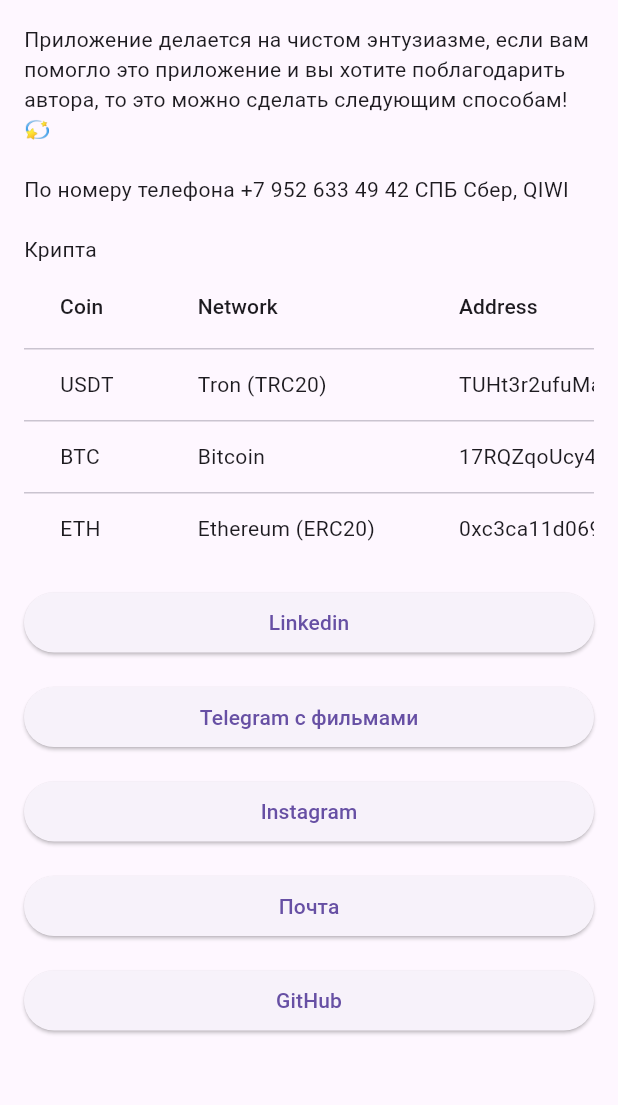
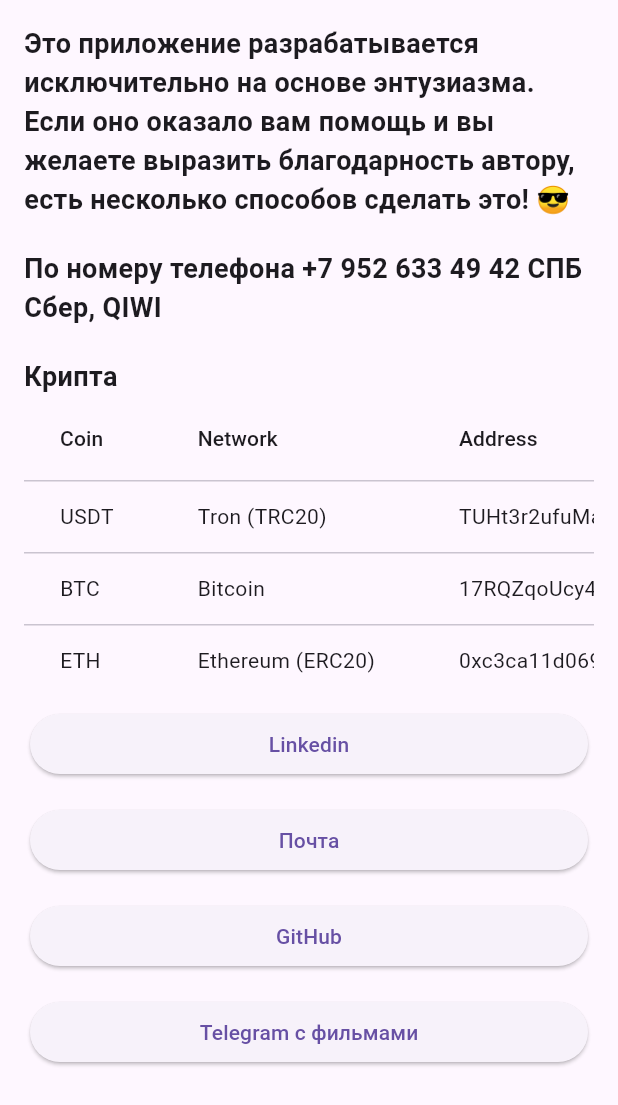
Before and after one commit to ialakey/srbguide, a Flutter app: the AuthorScreen screen opened directly, on a phone screen of 412 x 824 dp. Shown: the top 1105 px of the screen. Run offline on Flutter 3.47's test engine with Material 3 defaults, Android fonts, the phone set to English and light mode, and no system bars; our stand-ins replace open_file, quickalert, share, shared_preferences, webview_flutter; missing offline and left inert: add_2_calendar, docx_template; accounts and stored records are empty.

Commit message:
add map, fix screens

```diff
--- a/lib/screens/author.dart
+++ b/lib/screens/author.dart
@@ -22,6 +22,30 @@ class AuthorScreen extends StatelessWidget {
     },
   ];
 
+  final Map<String, String> links = {
+    'Linkedin': 'https://www.linkedin.com/in/ilya-alakov-14b979266',
+    'Почта': 'mailto:prosoulk2017@gmail.com',
+    'GitHub': 'https://github.com/ialakey/srbguide',
+    'Telegram с фильмами': 'https://t.me/kino_narezo4ka',
+  };
+
+  List<Widget> generateButtons(Map<String, String> links) {
+    return links.entries.map((entry) {
+      return Padding(
+        padding: EdgeInsets.symmetric(vertical: 8.0, horizontal: 4.0),
+        child: ElevatedButton(
+          onPressed: () {
+            UrlLauncherHelper.launchURL(entry.value);
+          },
+          child: SizedBox(
+            width: 150,
+            child: Center(child: Text(entry.key)),
+          ),
+        ),
+      );
+    }).toList();
+  }
+
   @override
   Widget build(BuildContext context) {
     return Scaffold(
@@ -32,7 +56,13 @@ class AuthorScreen extends StatelessWidget {
             crossAxisAlignment: CrossAxisAlignment.stretch,
             mainAxisAlignment: MainAxisAlignment.center,
             children: [
-              Text("Приложение делается на чистом энтузиазме, если вам помогло это приложение и вы хотите поблагодарить автора, то это можно сделать следующим способам! 💫"),
+              Text(
+                "Это приложение разрабатывается исключительно на основе энтузиазма. Если оно оказало вам помощь и вы желаете выразить благодарность автору, есть несколько способов сделать это! 😎",
+                style: TextStyle(
+                  fontSize: 18.0,
+                  fontWeight: FontWeight.bold,
+                ),
+              ),
               SizedBox(height: 20),
               GestureDetector(
                 onTap: () {
@@ -43,12 +73,21 @@ class AuthorScreen extends StatelessWidget {
                     ),
                   );
                 },
-                child: Text(
+                child:
+                Text(
                   'По номеру телефона +7 952 633 49 42 СПБ Сбер, QIWI',
+                  style: TextStyle(
+                    fontSize: 18.0,
+                    fontWeight: FontWeight.bold,
+                  ),
                 ),
               ),
               SizedBox(height: 20),
-              Text('Крипта'),
+              Text('Крипта',
+                style: TextStyle(
+                  fontSize: 18.0,
+                  fontWeight: FontWeight.bold,
+                ),),
               SingleChildScrollView(
                 scrollDirection: Axis.horizontal,
                 child: DataTable(
@@ -73,46 +112,11 @@ class AuthorScreen extends StatelessWidget {
                   }).toList(),
                 ),
               ),
-              SizedBox(height: 15),
-              ElevatedButton(
-                onPressed: () {
-                  UrlLauncherHelper.launchURL('https://www.linkedin.com/in/ilya-alakov-14b979266');
-                },
-                child: Text('Linkedin'),
-              ),
-              SizedBox(height: 15),
-              ElevatedButton(
-                onPressed: () {
-                  UrlLauncherHelper.launchURL('https://t.me/kino_narezo4ka');
-                },
-                child: Text('Telegram с фильмами'),
-              ),
-              SizedBox(height: 15),
-              ElevatedButton(
-                onPressed: () {
-                  UrlLauncherHelper.launchURL('https://www.instagram.com/unnamed_junior');
-                },
-                child: Text('Instagram'),
-              ),
-              SizedBox(height: 15),
-              ElevatedButton(
-                onPressed: () {
-                  UrlLauncherHelper.launchURL('mailto:prosoulk2017@gmail.com');
-                },
-                child: Text('Почта'),
-              ),
-              SizedBox(height: 15),
-              ElevatedButton(
-                onPressed: () {
-                  UrlLauncherHelper.launchURL('https://github.com/ialakey');
-                },
-                child: Text('GitHub'),
-              ),
+              ...generateButtons(links),
             ],
           ),
         ),
       ),
     );
   }
-
 }
```
Also changed, not shown: lib/screens/calculator.dart (+18 -4 lines), lib/screens/settings.dart (+29 -23 lines), lib/widget/drawer.dart (+22 -36 lines), lib/widget/map.dart (added, +25 -0 lines), assets/icons_24x24/home-location.png (added).
